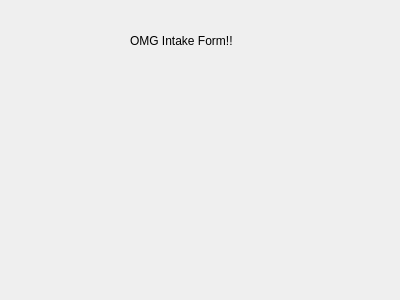
Before: the Qt Designer form drc/gui/intakeform.ui in lansdon/cpts483_drc, drawn with Qt 5.
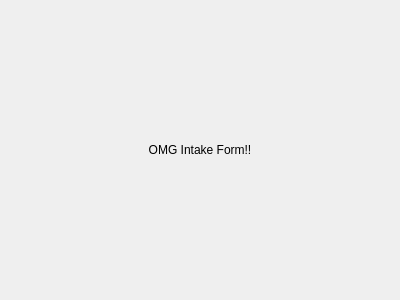
After: the same form once the commit is applied.

Commit message: Wraps existing views in layouts so they automatically adjust size based on parent window. Sets main window to be maximized on launch.

What changed in the file:
```diff
--- a/drc/gui/intakeform.ui
+++ b/drc/gui/intakeform.ui
@@ -13,19 +13,18 @@
   <property name="windowTitle">
    <string>Form</string>
   </property>
+  <layout class="QGridLayout" name="gridLayout">
+   <item row="0" column="0">
   <widget class="QLabel" name="label">
-   <property name="geometry">
-    <rect>
-     <x>130</x>
-     <y>20</y>
-     <width>151</width>
-     <height>41</height>
-    </rect>
-   </property>
    <property name="text">
     <string>OMG Intake Form!!</string>
    </property>
-  </widget>
+     <property name="alignment">
+      <set>Qt::AlignCenter</set>
+     </property>
+    </widget>
+   </item>
+  </layout>
  </widget>
  <resources/>
  <connections/>
```
Lines whose indentation alone changed are shown as unchanged. The commit also changes 8 other files.
